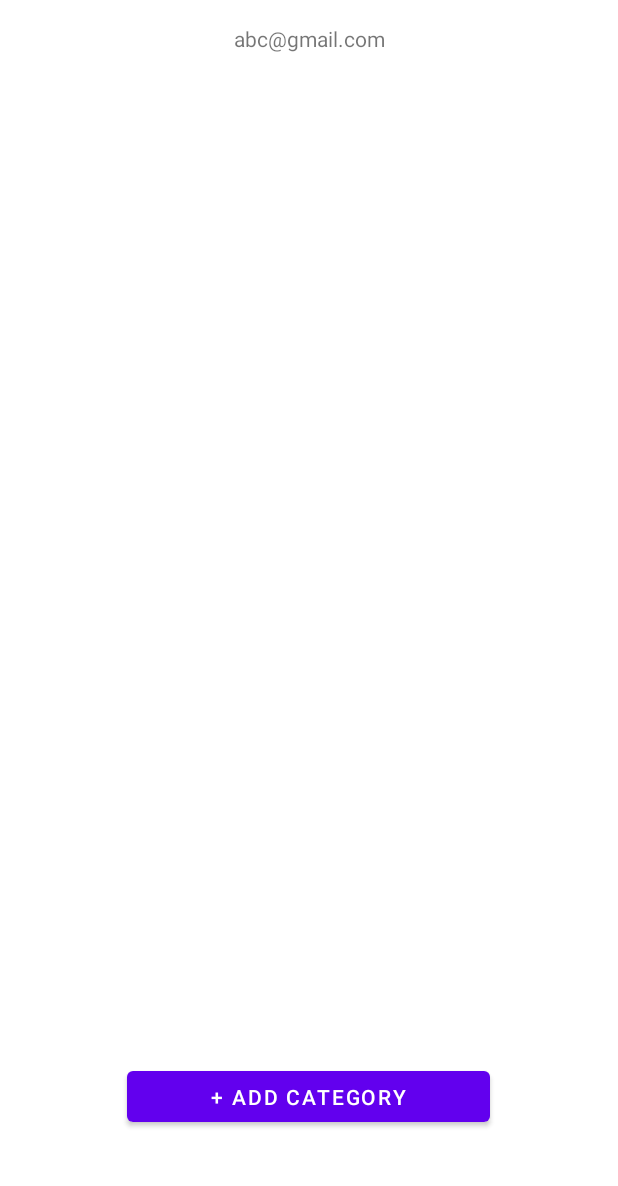
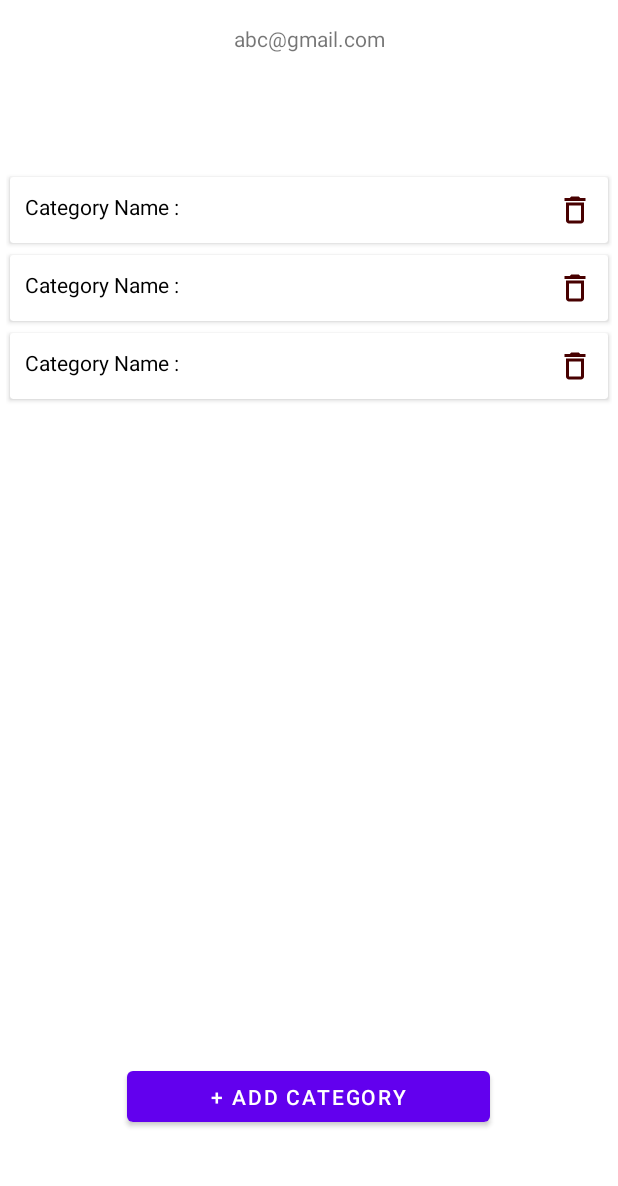
Before and after one commit to CodeERAayush/iLibrary, an Android app: the layout activity_dashboard_admin.xml on its own in the app's theme, with its tools: preview values and no code run, on a phone screen of 412 x 824 dp, the part 50-1236 px from its top. Run offline under Robolectric (Android 15) with nearby library versions, the phone set to English and light mode, and no system bars.

Commit message:
Day 3 - Show and Delete Category

```diff
--- /dev/null
+++ b/app/src/main/res/drawable/ic_baseline_delete_outline_24.xml
@@ -0,0 +1,5 @@
+<vector android:height="24dp" android:tint="#470000"
+    android:viewportHeight="24" android:viewportWidth="24"
+    android:width="24dp" xmlns:android="http://schemas.android.com/apk/res/android">
+    <path android:fillColor="@android:color/white" android:pathData="M6,19c0,1.1 0.9,2 2,2h8c1.1,0 2,-0.9 2,-2L18,7L6,7v12zM8,9h8v10L8,19L8,9zM15.5,4l-1,-1h-5l-1,1L5,4v2h14L19,4z"/>
+</vector>
--- a/app/src/main/res/layout/activity_dashboard_admin.xml
+++ b/app/src/main/res/layout/activity_dashboard_admin.xml
@@ -55,4 +55,18 @@
         app:layout_constraintStart_toStartOf="parent"
         app:layout_constraintTop_toTopOf="parent"
         app:layout_constraintVertical_bias="0.953" />
+
+    <androidx.recyclerview.widget.RecyclerView
+        android:id="@+id/reCat"
+        android:layout_width="404dp"
+        android:layout_height="552dp"
+        android:layout_marginStart="3dp"
+        android:layout_marginEnd="3dp"
+        tools:listitem="@layout/row_category"
+        android:layout_margin="5dp"
+        app:layout_constraintBottom_toTopOf="@+id/addCat"
+        app:layout_constraintEnd_toEndOf="parent"
+        app:layout_constraintStart_toStartOf="parent"
+        app:layout_constraintTop_toBottomOf="@+id/emailAdmin"
+        app:layout_constraintVertical_bias="0.666" />
 </androidx.constraintlayout.widget.ConstraintLayout>
--- /dev/null
+++ b/app/src/main/res/layout/row_category.xml
@@ -0,0 +1,31 @@
+<?xml version="1.0" encoding="utf-8"?>
+<androidx.cardview.widget.CardView xmlns:android="http://schemas.android.com/apk/res/android"
+    android:layout_width="match_parent"
+    android:layout_height="wrap_content"
+    xmlns:app="http://schemas.android.com/apk/res-auto"
+    app:contentPadding="10dp"
+    app:cardBackgroundColor="@color/white"
+    app:cardUseCompatPadding="true">
+    <LinearLayout
+        android:layout_width="match_parent"
+        android:layout_height="wrap_content"
+        android:layout_gravity="center_vertical"
+        android:orientation="horizontal"
+        >
+        <TextView
+            android:id="@+id/cateRe"
+            android:layout_width="wrap_content"
+            android:layout_height="wrap_content"
+            android:text="Category Name :"
+            android:layout_weight="10"
+            android:textColor="@color/black"/>
+
+    <ImageButton
+        android:id="@+id/delBut"
+        android:layout_width="wrap_content"
+        android:layout_height="wrap_content"
+        android:background="@color/white"
+        android:src="@drawable/ic_baseline_delete_outline_24" />
+    </LinearLayout>
+
+</androidx.cardview.widget.CardView>
--- a/app/src/main/res/values/colors.xml
+++ b/app/src/main/res/values/colors.xml
@@ -7,4 +7,5 @@
     <color name="teal_700">#FF018786</color>
     <color name="black">#FF000000</color>
     <color name="white">#FFFFFFFF</color>
+    <color name="orng">#F4C0AF</color>
 </resources>
```
Also changed, not shown: app/src/main/java/com/codeeraayush/ilibrary/AdapterCategory.java (added, +75 -0 lines), app/src/main/java/com/codeeraayush/ilibrary/DashboardAdminActivity.java (+47 -0 lines), app/src/main/java/com/codeeraayush/ilibrary/ModelCategory.java (added, +48 -0 lines), app/src/main/res/drawable/shape_recyc.xml (added, +9 -0 lines).
